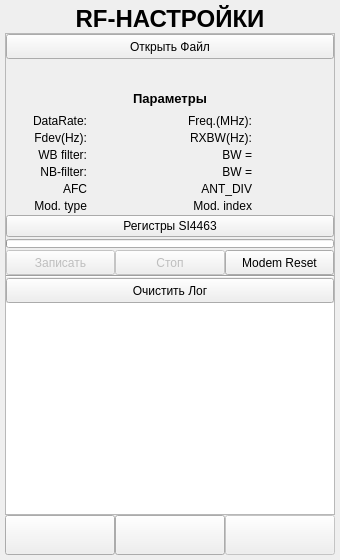
Qt form ANDROID_FORMS/si4463_settings_form.ui (DavidSiegman/PLC_RF_Configurator) before a commit.
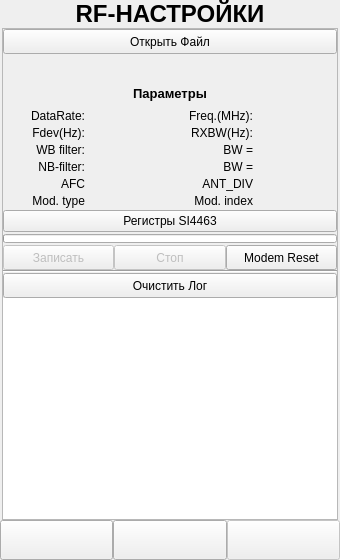
The same form after that commit. Icons and pictures are not drawn.

Diff of the .ui file:
```diff
--- a/ANDROID_FORMS/si4463_settings_form.ui
+++ b/ANDROID_FORMS/si4463_settings_form.ui
@@ -13,21 +13,21 @@
   <property name="windowTitle">
    <string>Form</string>
   </property>
-  <layout class="QVBoxLayout" name="verticalLayout_5">
+  <layout class="QVBoxLayout" name="verticalLayout_7">
    <property name="spacing">
     <number>0</number>
    </property>
    <property name="leftMargin">
-    <number>5</number>
+    <number>0</number>
    </property>
    <property name="topMargin">
-    <number>5</number>
+    <number>0</number>
    </property>
    <property name="rightMargin">
-    <number>5</number>
+    <number>0</number>
    </property>
    <property name="bottomMargin">
-    <number>5</number>
+    <number>0</number>
    </property>
    <item>
     <layout class="QHBoxLayout" name="horizontalLayout_5">
@@ -67,6 +67,27 @@
     </layout>
    </item>
    <item>
+    <widget class="QWidget" name="Main_Widget" native="true">
+     <property name="styleSheet">
+      <string notr="true"/>
+     </property>
+     <layout class="QVBoxLayout" name="verticalLayout_5">
+      <property name="spacing">
+       <number>0</number>
+      </property>
+      <property name="leftMargin">
+       <number>2</number>
+      </property>
+      <property name="topMargin">
+       <number>0</number>
+      </property>
+      <property name="rightMargin">
+       <number>2</number>
+      </property>
+      <property name="bottomMargin">
+       <number>0</number>
+      </property>
+      <item>
     <widget class="QScrollArea" name="scrollArea">
      <property name="sizePolicy">
       <sizepolicy hsizetype="Expanding" vsizetype="Expanding">
@@ -85,7 +106,7 @@
        <rect>
         <x>0</x>
         <y>0</y>
-        <width>311</width>
+           <width>317</width>
         <height>488</height>
        </rect>
       </property>
@@ -1283,6 +1304,9 @@
      </widget>
     </widget>
    </item>
+     </layout>
+    </widget>
+   </item>
    <item>
     <widget class="QWidget" name="DownPanel_Widget" native="true">
      <property name="styleSheet">
@@ -1377,6 +1401,27 @@
          </widget>
         </item>
         <item>
+         <widget class="QWidget" name="Next_Widget" native="true">
+          <property name="enabled">
+           <bool>false</bool>
+          </property>
+          <layout class="QVBoxLayout" name="verticalLayout_6">
+           <property name="spacing">
+            <number>0</number>
+           </property>
+           <property name="leftMargin">
+            <number>0</number>
+           </property>
+           <property name="topMargin">
+            <number>0</number>
+           </property>
+           <property name="rightMargin">
+            <number>0</number>
+           </property>
+           <property name="bottomMargin">
+            <number>0</number>
+           </property>
+           <item>
          <widget class="QPushButton" name="Next">
           <property name="enabled">
            <bool>false</bool>
@@ -1406,6 +1451,9 @@
             <height>30</height>
            </size>
           </property>
+            </widget>
+           </item>
+          </layout>
          </widget>
         </item>
        </layout>
```
Lines whose indentation alone changed are shown as unchanged.
